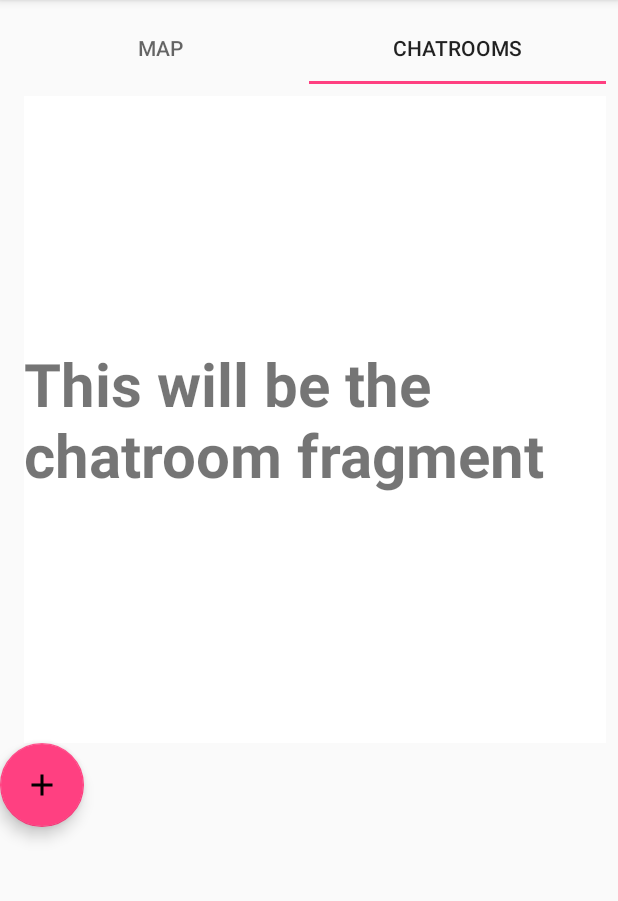
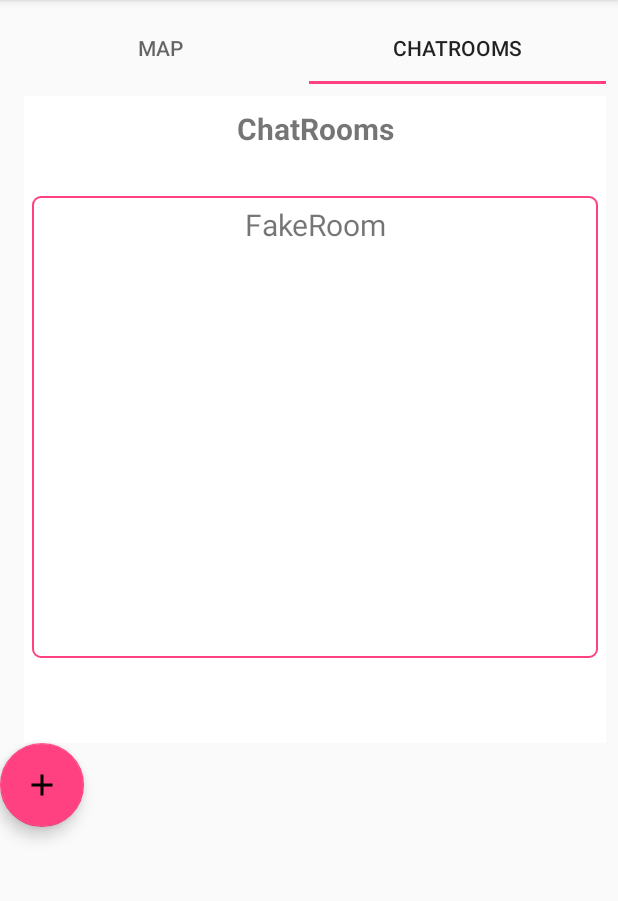
Before and after one commit to Ncastro878/DropSpot, an Android app: the screen it shows after launch (MainActivity), tab 2 chosen, on a phone screen of 412 x 824 dp, the part 84-985 px from its top. Run offline under Robolectric (Android 15) with nearby library versions, the phone set to English and light mode, and no system bars; our stand-ins replace Firebase (no records; nobody signed in at launch, a user with empty details on screens opened directly); libraries missing offline, so code that uses them is left out: com.firebase.geofire, com.firebase.ui; 3 statements that could not run were skipped.

Commit message:
Did a million changes. Hope I didn't screw up. FAB drops map pin, creates new room, updates RecyclerView list of chats. RecyclerView has onTouchListener & shows chat name in toast message. Next: Open chats when clicked, save colored pins on map, Edit login page.

```diff
--- /dev/null
+++ b/app/src/main/java/com/example/android/firebasegps1/ChatListFragment.java
@@ -0,0 +1,154 @@
+package com.example.android.firebasegps1;
+
+import android.content.Context;
+import android.os.Bundle;
+import android.support.v4.app.Fragment;
+import android.support.v7.widget.LinearLayoutManager;
+import android.support.v7.widget.PagerSnapHelper;
+import android.support.v7.widget.RecyclerView;
+import android.util.Log;
+import android.view.GestureDetector;
+import android.view.LayoutInflater;
+import android.view.MotionEvent;
+import android.view.View;
+import android.view.ViewGroup;
+import android.widget.AdapterView;
+import android.widget.TextView;
+import android.widget.Toast;
+
+import com.google.firebase.database.ChildEventListener;
+import com.google.firebase.database.DataSnapshot;
+import com.google.firebase.database.DatabaseError;
+import com.google.firebase.database.DatabaseReference;
+import com.google.firebase.database.FirebaseDatabase;
+import com.google.firebase.database.ValueEventListener;
+
+import java.util.ArrayList;
+
+/**
+ * This will be the ChatRoom Fragment
+ */
+
+public class ChatListFragment extends Fragment {
+
+    public static final String ARG_PAGE = "ARG_PAGE";
+    public ArrayList<String> chatList = new ArrayList<>();
+    /**
+     * RecyclerView variables
+     * */
+    private int mPage;
+    RecyclerView chatListRecyclerView;
+    RecyclerView.LayoutManager mLayoutManager;
+    ChatListRecyclerAdapter mAdapter;
+
+    /**
+     * FireBase Variables
+     * */
+    private FirebaseDatabase chatDataBase;
+    private DatabaseReference chatListReference;
+    private ChildEventListener chatListChildEventListener;
+
+    public static ChatListFragment newInstance(int page){
+        Bundle args = new Bundle();
+        args.putInt(ARG_PAGE, page);
+        ChatListFragment fragment = new ChatListFragment();
+        fragment.setArguments(args);
+        return fragment;
+    }
+    @Override
+    public void onCreate(Bundle savedInstanceState) {
+        super.onCreate(savedInstanceState);
+        mPage = getArguments().getInt(ARG_PAGE);
+        chatList.add("FakeRoom");
+
+        chatDataBase = FirebaseDatabase.getInstance();
+        chatListReference = chatDataBase.getReference().child("chat_rooms");
+
+     }
+    /**
+     * Creates the fragment functions, & inits the recyclerview stuff
+     * */
+    @Override
+    public View onCreateView(LayoutInflater inflater, ViewGroup container,
+                             Bundle savedInstanceState) {
+        View view = inflater.inflate(R.layout.chat_list_fragment, container, false);
+
+        addEventListener();
+        chatListRecyclerView = (RecyclerView) view.findViewById(R.id.chat_list_recycler_view);
+        chatListRecyclerView.setHasFixedSize(true);
+        mLayoutManager = new LinearLayoutManager(this.getActivity());
+        chatListRecyclerView.setLayoutManager(mLayoutManager);
+        mAdapter = new ChatListRecyclerAdapter(chatList);
+        chatListRecyclerView.setAdapter(mAdapter);
+        initializeChatRoomsList();
+
+        /**
+         * Adding onClickListner to RecyclerView. Used this tutorial:
+         * https://www.android-examples.com/add-onitemclicklistener-to-recyclerview-in-android/
+         */
+        chatListRecyclerView.addOnItemTouchListener(new RecyclerView.OnItemTouchListener() {
+            GestureDetector mGestureDetector = new GestureDetector(getActivity(), new GestureDetector.SimpleOnGestureListener(){
+                @Override
+                public boolean onSingleTapUp(MotionEvent e) {
+                    return true;
+                    //return super.onSingleTapUp(e);
+                }
+            });
+            @Override
+            public boolean onInterceptTouchEvent(RecyclerView rv, MotionEvent e) {
+                View v = rv.findChildViewUnder(e.getX(), e.getY());
+                if(v != null && mGestureDetector.onTouchEvent(e)){
+                    int recyclerPosition = rv.getChildAdapterPosition(v);
+                    Toast.makeText(getActivity(), "ChatRoom is : " + chatList.get(recyclerPosition), Toast.LENGTH_SHORT).show();
+                }
+                return false;
+            }
+            @Override
+            public void onTouchEvent(RecyclerView rv, MotionEvent e) {}
+            @Override
+            public void onRequestDisallowInterceptTouchEvent(boolean disallowIntercept) {}
+        });
+        return view;
+    }
+
+    private void initializeChatRoomsList() {
+        chatListReference.addListenerForSingleValueEvent(new ValueEventListener() {
+            @Override
+            public void onDataChange(DataSnapshot dataSnapshot) {
+                for(DataSnapshot snapShot:dataSnapshot.getChildren()){
+                    if(!chatList.contains(snapShot.getKey())) {
+                        Log.v("SingleValueEvent", "The key is: " + snapShot.getKey());
+                        chatList.add(snapShot.getKey());
+                    }
+                }
+                mAdapter.updateAdapter(chatList);
+            }
+            @Override
+            public void onCancelled(DatabaseError databaseError) {}
+        });
+    }
+
+    public void addEventListener(){
+        chatListReference.addValueEventListener(new ValueEventListener() {
+            @Override
+            public void onDataChange(DataSnapshot dataSnapshot) {
+                ArrayList<String> roomList = new ArrayList<>();
+                for(DataSnapshot child:dataSnapshot.getChildren()){
+                    if(!chatList.contains(child.getKey())) {
+                        chatList.add(child.getKey());
+                        Log.v("ChatListFragment", child.getKey() + " is a key");
+                    }
+                }
+                if (!roomList.isEmpty()){
+                    chatList = roomList;
+                    mAdapter.updateAdapter(chatList);
+                    //scroll down next
+                }
+            }
+            @Override
+            public void onCancelled(DatabaseError databaseError) {}
+        });
+    }
+
+
+}
--- /dev/null
+++ b/app/src/main/java/com/example/android/firebasegps1/ChatListRecyclerAdapter.java
@@ -0,0 +1,57 @@
+package com.example.android.firebasegps1;
+
+import android.support.v7.widget.RecyclerView;
+import android.view.LayoutInflater;
+import android.view.View;
+import android.view.ViewGroup;
+import android.widget.LinearLayout;
+import android.widget.TextView;
+
+import java.lang.reflect.Array;
+import java.util.ArrayList;
+
+/**
+ * Created by nick on 10/13/2017.
+ */
+
+public class ChatListRecyclerAdapter extends RecyclerView.Adapter<ChatListRecyclerAdapter.ViewHolder> {
+
+    private ArrayList<String> listOfRooms = new ArrayList<>();
+
+    public ChatListRecyclerAdapter(ArrayList<String> newList){
+        listOfRooms = newList;
+    }
+
+    @Override // appears done
+    public ViewHolder onCreateViewHolder(ViewGroup parent, int viewType) {
+        View v = LayoutInflater.from(parent.getContext())
+                .inflate(R.layout.chat_row_layout, parent, false);
+         ViewHolder vh = new ViewHolder(v);
+        return vh;
+    }
+
+    @Override
+    public void onBindViewHolder(ViewHolder holder, int position) {
+        holder.mChatTextView.setText(listOfRooms.get(position));
+    }
+
+    @Override
+    public int getItemCount() {
+        if(listOfRooms != null)
+            return listOfRooms.size();
+        return 0;
+    }
+
+    public class ViewHolder extends RecyclerView.ViewHolder{
+        TextView mChatTextView;
+        public ViewHolder(View itemView) {
+            super(itemView);
+            mChatTextView = (TextView) itemView.findViewById(R.id.chat_row_text_view);
+        }
+    }
+    public void updateAdapter(ArrayList<String> list){
+        if(list != null && list.size() > 0){
+            notifyDataSetChanged();
+        }
+    }
+}
--- a/app/src/main/java/com/example/android/firebasegps1/MainActivity.java
+++ b/app/src/main/java/com/example/android/firebasegps1/MainActivity.java
@@ -70,10 +70,11 @@ import static android.R.attr.key;
 import static android.R.id.button1;
 import static android.R.id.list;
 import static android.R.string.no;
+import static com.example.android.firebasegps1.MapFragment2.WF;
 import static com.firebase.ui.auth.AuthUI.*;
 
 public class MainActivity extends AppCompatActivity implements GoogleApiClient.ConnectionCallbacks,
-        LocationListener, GoogleApiClient.OnConnectionFailedListener, OnMapReadyCallback {
+        LocationListener, GoogleApiClient.OnConnectionFailedListener  {
 
     // TODO: test the signout function
     /**
@@ -98,7 +99,6 @@ public class MainActivity extends AppCompatActivity implements GoogleApiClient.C
     public static final int RC_SIGNIN = 1 ;
     private FirebaseDatabase mFirebaseDatabase;
 
-    private DatabaseReference mChatRoomReference;
     private DatabaseReference mPendingFriendRequestReference;
     private DatabaseReference mUsernamesReference;
 
@@ -116,22 +116,6 @@ public class MainActivity extends AppCompatActivity implements GoogleApiClient.C
     GeoQuery mGeoQuery;
     FloatingActionButton mFloatingActionButton;
 
-    /**
-     * My Map Variables - copied to MapFragment
-     */
-    GoogleMap m_map;
-    boolean mapReady=false;
-    MarkerOptions brickTown;
-    /**
-     *Default Camera Position - copied to MapFragment
-     */
-    static final CameraPosition WF = CameraPosition.builder()
-            .target(new LatLng(33.9137,-98.4934))
-            .zoom(10)
-            .bearing(0)
-            .tilt(45)
-            .build();
-
     @Override
     protected void onCreate(Bundle savedInstanceState) {
         super.onCreate(savedInstanceState);
@@ -148,12 +132,6 @@ public class MainActivity extends AppCompatActivity implements GoogleApiClient.C
         tabLayout.setupWithViewPager(viewPager);
 
         mFloatingActionButton = (FloatingActionButton) findViewById(R.id.floating_action_button);
-        //dialogEditText = (EditText) findViewById(R.id.chat_room_edit_text);
-        /**
-         * Set up the MapFragment callback to OnMapReady()
-         * */
-        MapFragment mapFragment = (MapFragment) getFragmentManager().findFragmentById(R.id.map);
-        //mapFragment.getMapAsync(this);
 
         mFirebaseDatabase = FirebaseDatabase.getInstance();
         mUsernamesReference = mFirebaseDatabase.getReference().child("usernames");
@@ -261,10 +239,13 @@ public class MainActivity extends AppCompatActivity implements GoogleApiClient.C
                         //TODO: Do something with chat name string
                         String chatName;
                         dialogEditText = (EditText) v.findViewById(R.id.chat_room_edit_text);
-                        if(dialogEditText.getText().toString() != "") {
+                        if(dialogEditText.getText().toString() != "" ) {
                             chatName = dialogEditText.getText().toString();
                             String toastMsg = chatName + " was created successfully.";
                             Toast.makeText(MainActivity.this, toastMsg, Toast.LENGTH_SHORT).show();
+                            //initChatRoom(chatName);
+                            createChatRoomForReal(chatName);
+                            dropPinOnMap(chatName);
                         }else{
                             Toast.makeText(MainActivity.this, "enter a name", Toast.LENGTH_SHORT).show();
                         }
@@ -288,7 +269,10 @@ public class MainActivity extends AppCompatActivity implements GoogleApiClient.C
                 .position(new LatLng(latude, longtude))
                 .title(roomName)
                 .icon(BitmapDescriptorFactory.fromResource(R.drawable.new_map_pin48));
-        m_map.addMarker(newMarker);
+        //m_map.addMarker(newMarker);
+
+        MapFragment2 mMapFragment2 = (MapFragment2) getSupportFragmentManager().getFragments().get(0);
+        mMapFragment2.m_map.addMarker(newMarker);
     }
 
     @Override
@@ -366,24 +350,6 @@ public class MainActivity extends AppCompatActivity implements GoogleApiClient.C
         inflater.inflate(R.menu.my_options_menu, menu);
         return true;
     }
-    /**
-     * The call back for MapFrament to initialize the map - copied to mapfragment
-     */
-    @Override
-    public void onMapReady(GoogleMap googleMap) {
-        mapReady=true;
-        m_map=googleMap;
-        //m_map.addMarker(brickTown);
-        m_map.moveCamera(CameraUpdateFactory.newCameraPosition(WF));
-
-        /**
-         * Initializing my Markers to add to map
-         */
-        brickTown = new MarkerOptions()
-                .position(new LatLng(33.868589, -98.532809))
-                .title("BrickTown Brewery")
-                .icon(BitmapDescriptorFactory.fromResource(R.drawable.new_map_pin40));
-    }
 
     @Override
     public boolean onOptionsItemSelected(MenuItem item) {
@@ -407,7 +373,6 @@ public class MainActivity extends AppCompatActivity implements GoogleApiClient.C
     protected void onStart() {
         super.onStart();
         mGoogleApiClient.connect();
-
         //TODO: List out local chatrooms in area.
     }
 
@@ -446,7 +411,6 @@ public class MainActivity extends AppCompatActivity implements GoogleApiClient.C
         Location lastLocation = requestCurrentLocation();
         double myLat = (lastLocation.getLatitude());
         double myLong = (lastLocation.getLongitude());
-
         mGeoQuery = mChatroomGeoFire.queryAtLocation(new GeoLocation(myLat,myLong), 10);
         addEventListener();
     }
@@ -558,7 +522,10 @@ public class MainActivity extends AppCompatActivity implements GoogleApiClient.C
     }
 
     private void initChatRoom(String chatRoomName){
-        mChatRoomReference = mFirebaseDatabase.getReference()
-                .child("chat_rooms").child(chatRoomName).child("chat_messages");
+        Log.v("MainActivity", "InitChatroom called with: " + chatRoomName);
+        mFirebaseDatabase.getReference()
+                .child("chat_rooms").child(chatRoomName)
+                .child("chat_messages").push().setValue("Welcome");
+
     }
 }
--- a/app/src/main/java/com/example/android/firebasegps1/MapFragment2.java
+++ b/app/src/main/java/com/example/android/firebasegps1/MapFragment2.java
@@ -1,5 +1,6 @@
 package com.example.android.firebasegps1;
 
+import android.location.Location;
 import android.os.Bundle;
 import android.support.annotation.Nullable;
 import android.support.v4.app.Fragment;
@@ -33,7 +34,7 @@ public class MapFragment2 extends Fragment implements OnMapReadyCallback {
      */
     static final CameraPosition WF = CameraPosition.builder()
             .target(new LatLng(33.9137,-98.4934))
-            .zoom(10)
+            .zoom(12)
             .bearing(0)
             .tilt(45)
             .build();
@@ -75,6 +76,6 @@ public class MapFragment2 extends Fragment implements OnMapReadyCallback {
         m_map=googleMap;
         //m_map.addMarker(brickTown);
         m_map.moveCamera(CameraUpdateFactory.newCameraPosition(WF));
-        m_map.addMarker(brickTown);
     }
+
 }
--- a/app/src/main/java/com/example/android/firebasegps1/MyFragmentPagerAdapter.java
+++ b/app/src/main/java/com/example/android/firebasegps1/MyFragmentPagerAdapter.java
@@ -28,7 +28,7 @@ public class MyFragmentPagerAdapter extends FragmentPagerAdapter {
     @Override
     public Fragment getItem(int position) {
         if(position == 1)
-            return PageFragment.newInstance(position);
+            return ChatListFragment.newInstance(position);
         return MapFragment2.newInstance();
     }
 
@@ -41,6 +41,4 @@ public class MyFragmentPagerAdapter extends FragmentPagerAdapter {
     public CharSequence getPageTitle(int position) {
         return tabTitles[position];
     }
-
-
 }
--- a/app/src/main/java/com/example/android/firebasegps1/PageFragment.java
+++ /dev/null
@@ -1,41 +0,0 @@
-package com.example.android.firebasegps1;
-
-import android.os.Bundle;
-import android.support.v4.app.Fragment;
-import android.view.LayoutInflater;
-import android.view.View;
-import android.view.ViewGroup;
-import android.widget.TextView;
-
-/**
- * This will be the ChatRoom Fragment
- */
-
-public class PageFragment extends Fragment {
-
-    public static final String ARG_PAGE = "ARG_PAGE";
-
-    private int mPage;
-
-    public static PageFragment newInstance(int page){
-        Bundle args = new Bundle();
-        args.putInt(ARG_PAGE, page);
-        PageFragment fragment = new PageFragment();
-        fragment.setArguments(args);
-        return fragment;
-    }
-    @Override
-    public void onCreate(Bundle savedInstanceState) {
-        super.onCreate(savedInstanceState);
-        mPage = getArguments().getInt(ARG_PAGE);
-    }
-
-    @Override
-    public View onCreateView(LayoutInflater inflater, ViewGroup container,
-                             Bundle savedInstanceState) {
-        View view = inflater.inflate(R.layout.fragment_one, container, false);
-        TextView textView = (TextView) view.findViewById(R.id.frag_text_view);
-        textView.setText("This will be the chatroom fragment");
-        return view;
-    }
-}
--- /dev/null
+++ b/app/src/main/res/layout/chat_list_fragment.xml
@@ -0,0 +1,47 @@
+<?xml version="1.0" encoding="utf-8"?>
+<android.support.constraint.ConstraintLayout xmlns:android="http://schemas.android.com/apk/res/android"
+    xmlns:app="http://schemas.android.com/apk/res-auto"
+    xmlns:tools="http://schemas.android.com/tools"
+    android:layout_width="match_parent"
+    android:layout_height="match_parent"
+    android:orientation="vertical"
+    android:weightSum="1">
+
+    <TextView
+        android:id="@+id/frag_text_view"
+        android:layout_width="wrap_content"
+        android:layout_height="wrap_content"
+        android:text="ChatRooms"
+        android:textSize="20dp"
+        android:textStyle="bold"
+        android:layout_alignParentTop="true"
+        android:layout_centerHorizontal="true"
+        android:layout_marginRight="8dp"
+        app:layout_constraintRight_toRightOf="parent"
+        android:layout_marginLeft="8dp"
+        app:layout_constraintLeft_toLeftOf="parent"
+        app:layout_constraintTop_toTopOf="parent"
+        android:layout_marginTop="8dp" />
+
+    <android.support.v7.widget.RecyclerView
+        android:id="@+id/chat_list_recycler_view"
+        android:layout_width="match_parent"
+        android:layout_height="308dp"
+        android:layout_alignParentLeft="true"
+        android:layout_alignParentStart="true"
+        android:layout_below="@+id/frag_text_view"
+        android:layout_margin="5dp"
+        android:layout_marginBottom="-19dp"
+        android:layout_marginLeft="8dp"
+        android:layout_marginRight="8dp"
+        android:layout_weight="0.47"
+        android:background="@drawable/border"
+        app:layout_constraintBottom_toBottomOf="parent"
+        app:layout_constraintLeft_toLeftOf="parent"
+        app:layout_constraintRight_toRightOf="parent"
+        android:layout_marginTop="8dp"
+        app:layout_constraintTop_toBottomOf="@+id/frag_text_view"
+        app:layout_constraintVertical_bias="0.337" />
+
+
+</android.support.constraint.ConstraintLayout>
--- /dev/null
+++ b/app/src/main/res/layout/chat_row_layout.xml
@@ -0,0 +1,15 @@
+<?xml version="1.0" encoding="utf-8"?>
+<LinearLayout xmlns:android="http://schemas.android.com/apk/res/android"
+    android:orientation="vertical" android:layout_width="match_parent"
+    android:layout_height="wrap_content">
+
+    <TextView
+        android:id="@+id/chat_row_text_view"
+        android:layout_width="match_parent"
+        android:layout_height="35dp"
+        android:textSize="20dp"
+        android:padding="5dp"
+        android:gravity="center_horizontal"
+        android:text="Test String" />
+
+</LinearLayout>
--- a/app/src/main/res/layout/fragment_one.xml
+++ /dev/null
@@ -1,17 +0,0 @@
-<?xml version="1.0" encoding="utf-8"?>
-<RelativeLayout xmlns:android="http://schemas.android.com/apk/res/android"
-    xmlns:tools="http://schemas.android.com/tools"
-    android:layout_width="match_parent"
-    android:layout_height="match_parent"
-    >
-
-    <TextView
-        android:id="@+id/frag_text_view"
-        android:layout_width="wrap_content"
-        android:layout_height="wrap_content"
-        android:text="test string"
-        android:textSize="40dp"
-        android:textStyle="bold"
-        android:layout_centerInParent="true"/>
-
-</RelativeLayout>
--- a/app/src/main/res/menu/my_options_menu.xml
+++ b/app/src/main/res/menu/my_options_menu.xml
@@ -7,7 +7,7 @@
         app:showAsAction="never"/>
     <item
         android:id="@+id/notifications_activity_menu_option"
-        android:title="Notifications"
+        android:title="Newest Chat"
         app:showAsAction="never"
         />
 
```
